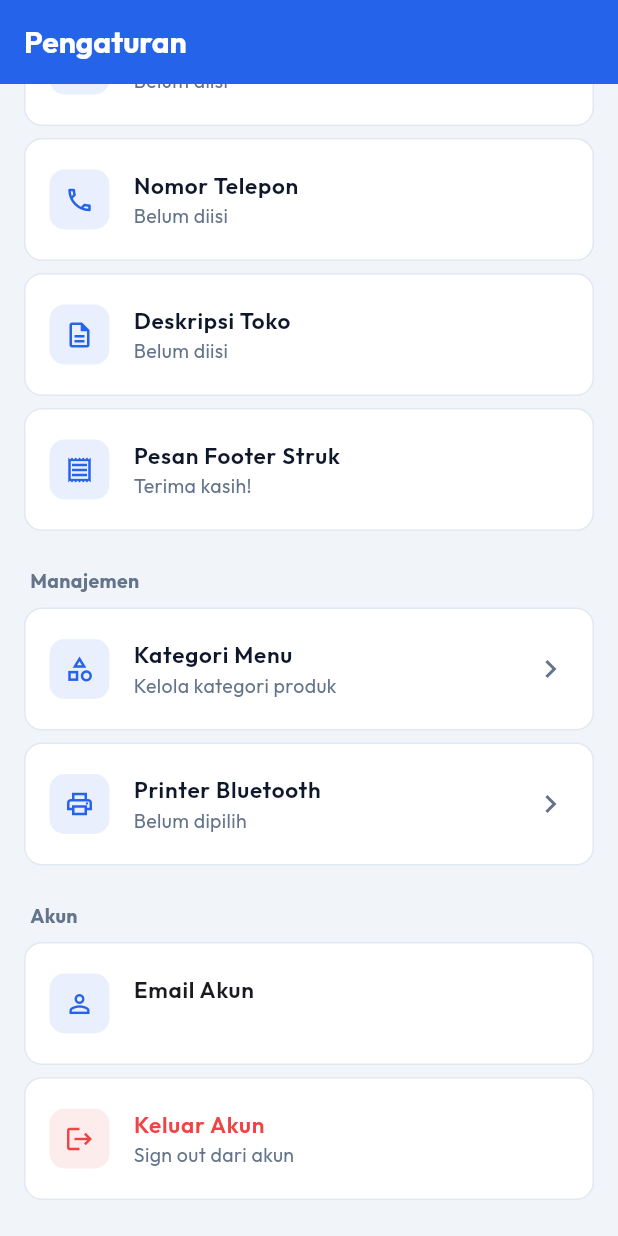
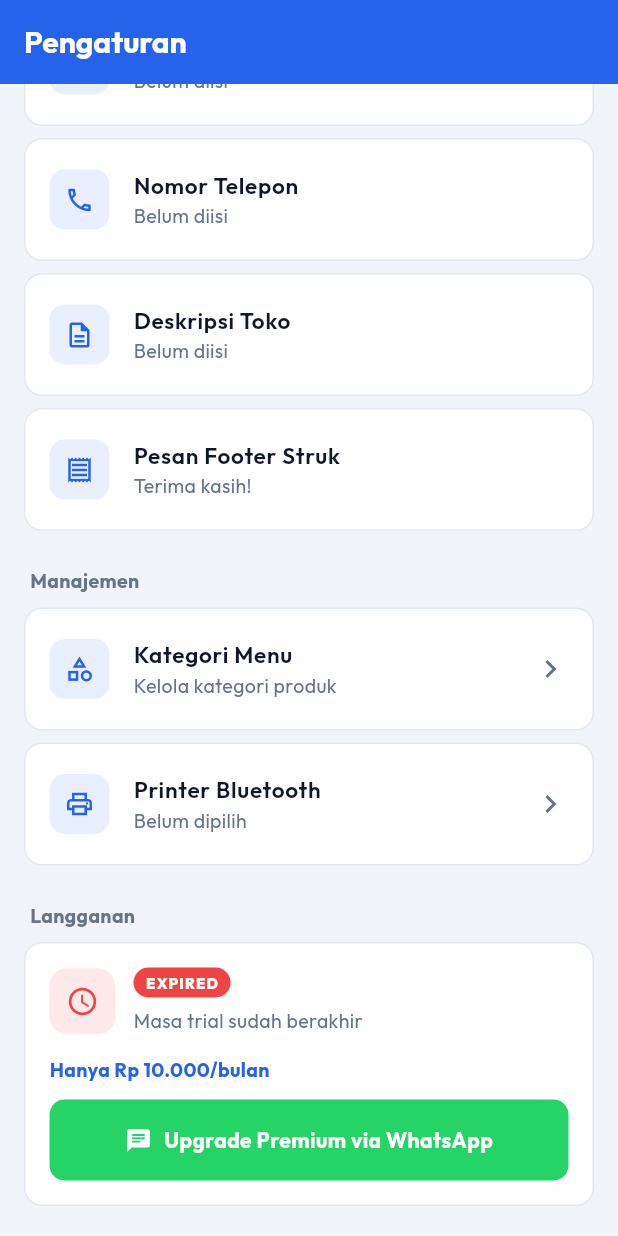
Before and after one commit to IdhamTryCode/POSin, a Flutter app: the SettingsScreen screen opened directly, scrolled down 293 dp, on a phone screen of 412 x 824 dp. Run offline on Flutter 3.47's test engine with Material 3 defaults, Android fonts, the phone set to English and light mode, and no system bars; our stand-ins replace dio, fl_chart, flutter_riverpod, google_fonts, image_picker, open_filex and 7 more; accounts and stored records are empty.

Commit message:
feat(plan): re-enable paid mode — Rp10.000/bulan, 3-month free trial
Restore the trial-expiry paywall (PlanModel.isActive), unhide the
Langganan section in Settings, extend the new-user free trial from
30 days to 3 months, and update the price shown in both the Settings
card and UpgradeScreen from Rp19.999 to Rp10.000.

Co-Authored-By: Claude Opus 4.8 (1M context) <noreply@anthropic.com>

```diff
--- a/lib/features/plan/models/plan_model.dart
+++ b/lib/features/plan/models/plan_model.dart
@@ -22,12 +22,8 @@ class PlanModel {
   bool get isPremium => planType == PlanType.premium;
 
   bool get isActive {
-    // App gratis selamanya — paywall dinonaktifkan.
-    // Untuk mengembalikan ke mode berbayar, hapus `return true;` di bawah
-    // dan aktifkan kembali 2 baris pengecekan trial.
-    return true;
-    // if (isPremium) return true;
-    // return DateTime.now().isBefore(trialExpiresAt);
+    if (isPremium) return true;
+    return DateTime.now().isBefore(trialExpiresAt);
   }
 
   int get daysLeft {
--- a/lib/features/plan/screens/upgrade_screen.dart
+++ b/lib/features/plan/screens/upgrade_screen.dart
@@ -114,7 +114,7 @@ class UpgradeScreen extends StatelessWidget {
                       crossAxisAlignment: CrossAxisAlignment.end,
                       children: [
                         const Text(
-                          'Rp 19.999',
+                          'Rp 10.000',
                           style: TextStyle(
                             fontSize: 28,
                             fontWeight: FontWeight.w900,
--- a/lib/features/plan/services/plan_service.dart
+++ b/lib/features/plan/services/plan_service.dart
@@ -14,7 +14,8 @@ class PlanService {
     if (res == null) {
       // User belum ada di profiles → insert free trial
       final now = DateTime.now().toUtc();
-      final expires = now.add(const Duration(days: 30));
+      final expires = DateTime.utc(now.year, now.month + 3, now.day,
+          now.hour, now.minute, now.second);
       await _client.from('profiles').insert({
         'id': userId,
         'plan_type': 'free',
--- a/lib/features/settings/screens/settings_screen.dart
+++ b/lib/features/settings/screens/settings_screen.dart
@@ -50,12 +50,9 @@ class SettingsScreen extends ConsumerWidget {
           _SettingTile(icon: Icons.print_outlined, title: 'Printer Bluetooth',
             subtitle: settings['printer_name']?.isNotEmpty == true ? settings['printer_name']! : 'Belum dipilih',
             onTap: () => Navigator.push(context, MaterialPageRoute(builder: (_) => const PrinterSettingsScreen())), showArrow: true),
-          // ── Langganan disembunyikan (app gratis selamanya) ──
-          // Untuk mengembalikan ke mode berbayar, hapus komentar 3 baris di bawah
-          // dan ubah kembali PlanModel.isActive (lihat plan_model.dart).
-          // const SizedBox(height: 16),
-          // _SectionHeader(title: 'Langganan'),
-          // const _PlanCard(),
+          const SizedBox(height: 16),
+          _SectionHeader(title: 'Langganan'),
+          const _PlanCard(),
           const SizedBox(height: 16),
           _SectionHeader(title: 'Akun'),
           _AccountInfoTile(),
@@ -237,9 +234,7 @@ class _SettingTile extends StatelessWidget {
 }
 
 // ── Plan / Subscription card ─────────────────────────────────────────────────
-// Disembunyikan dari UI (app gratis). Dipertahankan untuk mode berbayar nanti.
 
-// ignore: unused_element
 class _PlanCard extends ConsumerWidget {
   const _PlanCard();
 
@@ -372,7 +367,7 @@ class _PlanCard extends ConsumerWidget {
             if (!isPremium) ...[
               const SizedBox(height: 14),
               const Text(
-                'Hanya Rp 19.999/bulan',
+                'Hanya Rp 10.000/bulan',
                 style: TextStyle(fontSize: 13, fontWeight: FontWeight.w700, color: AppColors.primary),
               ),
               const SizedBox(height: 10),
```
